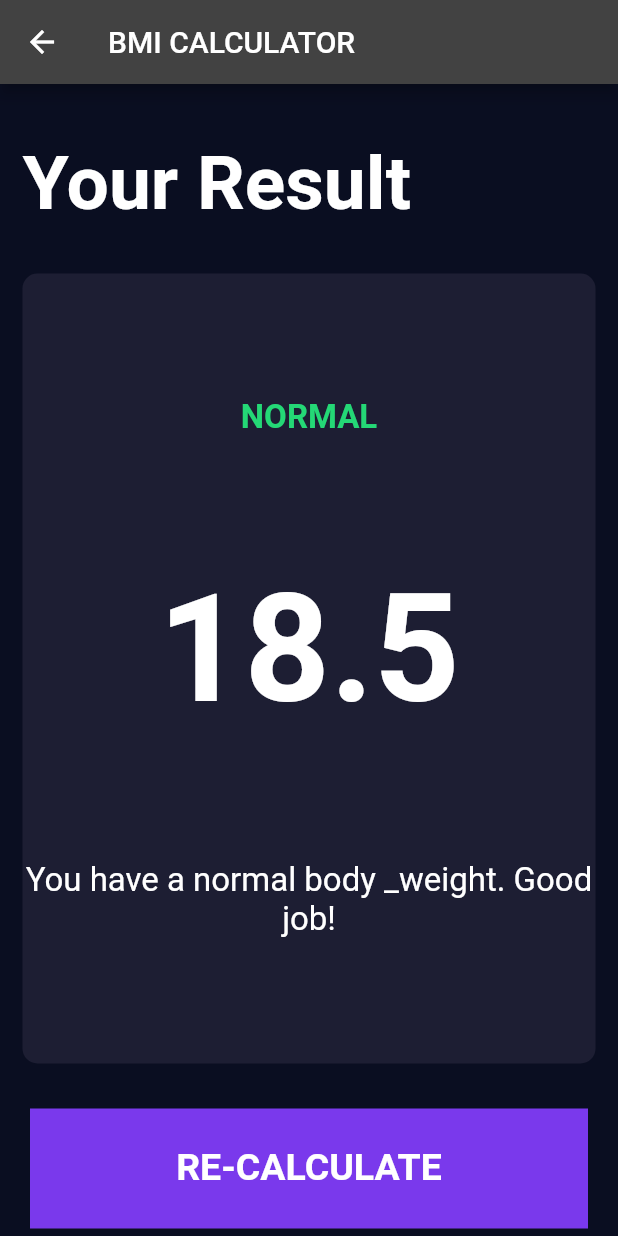
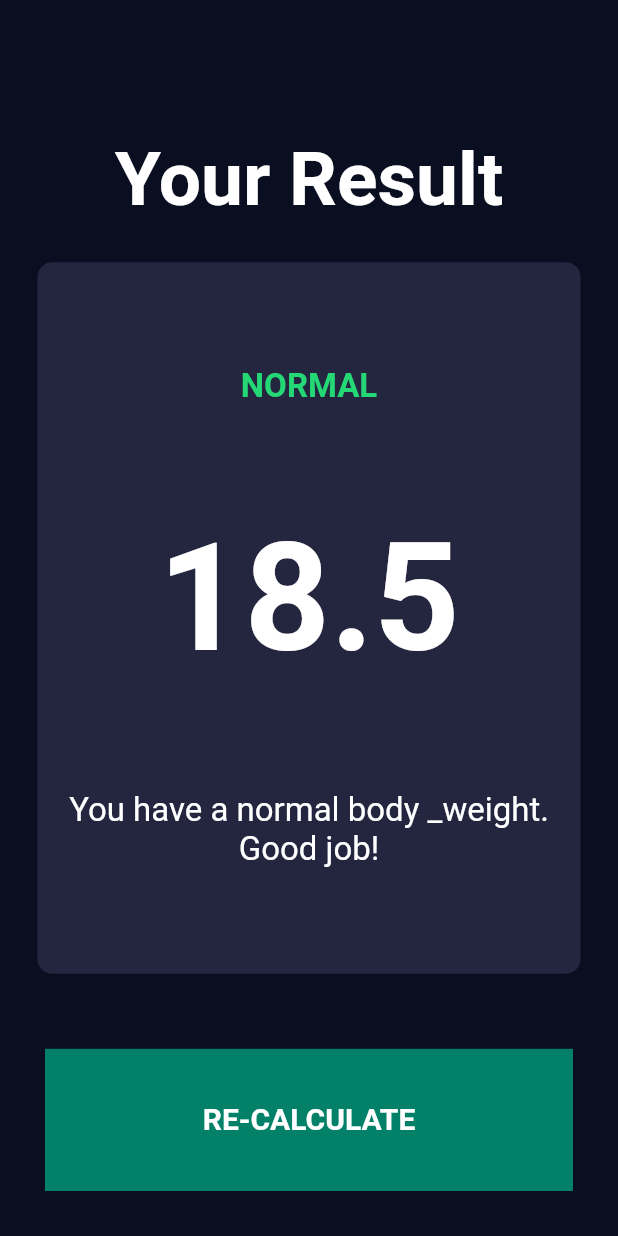
Before and after one commit to md-shahin-miah/BMI-Calculator, a Flutter app: the screen it shows after launch, after a tap on "CALCULATE", on a phone screen of 412 x 824 dp. Run offline on Flutter 3.47's test engine with Material 2 defaults, Android fonts, the phone set to English and light mode, and no system bars.

Commit message:
updated ui

```diff
--- a/lib/caculator_brain.dart
+++ b/lib/caculator_brain.dart
@@ -1,11 +1,11 @@
 import 'dart:math';
 
-class CalculatorBrain {
+class CalculationHelper {
   late  int _height;
   late int _weight;
 
 
-  CalculatorBrain({required int height,required int weight}) {
+  CalculationHelper({required int height,required int weight}) {
     _height=height;
     _weight=weight;
   }
--- a/lib/components/buttom_button.dart
+++ b/lib/components/buttom_button.dart
@@ -18,7 +18,7 @@ class BottomButton extends StatelessWidget {
           margin: const EdgeInsets.only(top: 10.0),
           padding: const EdgeInsets.only(bottom: 2.0),
           width: double.infinity,
-          height: kBottomContainerHeight,
+          height: 50,
           child: Center(
             child: Text(
               buttonTitle,
--- a/lib/components/icon_content.dart
+++ b/lib/components/icon_content.dart
@@ -14,10 +14,10 @@ class IconContent extends StatelessWidget {
       children: <Widget>[
         Icon(
           icon,
-          size: 80.0,
+          size: 60.0,
         ),
         SizedBox(
-          height: 15.0,
+          height: 10.0,
         ),
         Text(
           label,
--- a/lib/components/reusable_card.dart
+++ b/lib/components/reusable_card.dart
@@ -12,7 +12,7 @@ class ReusableCard extends StatelessWidget {
     return GestureDetector(
       onTap: onPress,
       child: Container(
-        margin: const EdgeInsets.all(15.0),
+        margin: const EdgeInsets.symmetric(horizontal: 25.0,vertical: 10),
         decoration: BoxDecoration(
           color: colour,
           borderRadius: BorderRadius.circular(10.0),
--- /dev/null
+++ b/lib/components/round_icon_button2.dart
@@ -0,0 +1,23 @@
+import 'package:flutter/material.dart';
+
+class RoundIconButtonTwo extends StatelessWidget {
+  RoundIconButtonTwo({required this.icon, required this.onPressed});
+
+  final IconData icon;
+  final VoidCallback  onPressed;
+
+  @override
+  Widget build(BuildContext context) {
+    return RawMaterialButton(
+      elevation: 5.5,
+      child: Icon(icon,size: 34),
+      onPressed: onPressed!,
+      constraints: const BoxConstraints.tightFor(
+        width: 40.0,
+        height: 36.0,
+      ),
+      shape: const CircleBorder(),
+      fillColor: const Color(0xFF4C4F5E),
+    );
+  }
+}
--- a/lib/constants.dart
+++ b/lib/constants.dart
@@ -1,9 +1,9 @@
 import 'package:flutter/material.dart';
 
 const kBottomContainerHeight = 80.0;
-const kActiveCardColour = Color(0xFF1D1E33);
+const kActiveCardColour = Color(0xFF24253F);
 const kInactiveCardColour = Color(0xFF111328);
-const kBottomContainerColour = Color(0xFF7A39EC);
+const kBottomContainerColour = Color(0xFF028068);
 
 const kLabelTextStyle = TextStyle(
   fontSize: 18.0,
@@ -11,12 +11,12 @@ const kLabelTextStyle = TextStyle(
 );
 
 const kNumberTextStyle = TextStyle(
-  fontSize: 50.0,
+  fontSize: 40.0,
   fontWeight: FontWeight.w900,
 );
 
 const kLargeButtonTextStyle = TextStyle(
-  fontSize: 25.0,
+  fontSize: 20.0,
   fontWeight: FontWeight.bold,
 );
 
--- a/lib/screens/input_page.dart
+++ b/lib/screens/input_page.dart
@@ -2,6 +2,7 @@ import 'package:bmi_calculator/components/buttom_button.dart';
 import 'package:bmi_calculator/components/icon_content.dart';
 import 'package:bmi_calculator/components/reusable_card.dart';
 import 'package:bmi_calculator/components/round_icon_button.dart';
+import 'package:bmi_calculator/components/round_icon_button2.dart';
 import 'package:bmi_calculator/constants.dart';
 import 'package:bmi_calculator/screens/result_page.dart';
 import 'package:flutter/material.dart';
@@ -26,14 +27,17 @@ class _InputPageState extends State<InputPage> {
 
   @override
   Widget build(BuildContext context) {
-    return Scaffold(
-      appBar: AppBar(
-        title: const Text('BMI CALCULATOR'),
-      ),
-      body: Column(
-        crossAxisAlignment: CrossAxisAlignment.stretch,
+    return SafeArea(
+      child: Scaffold(
+        // appBar: AppBar(
+        //   title: const Text('BMI CALCULATOR'),
+        // ),
+        body: Padding(
+          padding: const EdgeInsets.only(top: 18.0),
+          child: Column(
             children: <Widget>[
               Expanded(
+                flex: 2,
                   child: Row(
                 children: <Widget>[
                   Expanded(
@@ -71,6 +75,7 @@ class _InputPageState extends State<InputPage> {
                 ],
               )),
               Expanded(
+                flex: 2,
                 child: ReusableCard(
                   colour: kActiveCardColour,
                   cardChild: Column(
@@ -97,14 +102,14 @@ class _InputPageState extends State<InputPage> {
                       ),
                       SliderTheme(
                         data: SliderTheme.of(context).copyWith(
-                      inactiveTrackColor: const Color(0xFF8D8E98),
+                          inactiveTrackColor: const Color(0xFF939393),
                           activeTrackColor: Colors.white,
                           thumbColor: const Color(0xFFEB1555),
                           overlayColor: const Color(0x29EB1555),
-                      thumbShape:
-                          const RoundSliderThumbShape(enabledThumbRadius: 10.0),
-                      overlayShape:
-                          const RoundSliderOverlayShape(overlayRadius: 25.0),
+                          thumbShape: const RoundSliderThumbShape(
+                              enabledThumbRadius: 10.0),
+                          overlayShape: const RoundSliderOverlayShape(
+                              overlayRadius: 15.0),
                         ),
                         child: Slider(
                           value: height!.toDouble(),
@@ -123,6 +128,7 @@ class _InputPageState extends State<InputPage> {
                 ),
               ),
               Expanded(
+                flex: 2,
                 child: Row(
                   children: <Widget>[
                     Expanded(
@@ -145,7 +151,7 @@ class _InputPageState extends State<InputPage> {
                             Row(
                               mainAxisAlignment: MainAxisAlignment.center,
                               children: <Widget>[
-                            RoundIconButton(
+                                RoundIconButtonTwo(
                                     icon: Icons.remove,
                                     onPressed: () {
                                       setState(() {
@@ -155,7 +161,7 @@ class _InputPageState extends State<InputPage> {
                                 const SizedBox(
                                   width: 10.0,
                                 ),
-                            RoundIconButton(
+                                RoundIconButtonTwo(
                                   icon: Icons.add,
                                   onPressed: () {
                                     setState(() {
@@ -177,7 +183,7 @@ class _InputPageState extends State<InputPage> {
                           mainAxisAlignment: MainAxisAlignment.center,
                           children: <Widget>[
                             const Padding(
-                          padding: EdgeInsets.symmetric(vertical: 5),
+                              padding: EdgeInsets.symmetric(vertical: 4),
                               child: Text(
                                 'AGE',
                                 style: kLabelTextStyle,
@@ -190,7 +196,7 @@ class _InputPageState extends State<InputPage> {
                             Row(
                               mainAxisAlignment: MainAxisAlignment.center,
                               children: <Widget>[
-                            RoundIconButton(
+                                RoundIconButtonTwo(
                                   icon: Icons.remove,
                                   onPressed: () {
                                     setState(
@@ -203,7 +209,7 @@ class _InputPageState extends State<InputPage> {
                                 const SizedBox(
                                   width: 10.0,
                                 ),
-                            RoundIconButton(
+                                RoundIconButtonTwo(
                                     icon: Icons.add,
                                     onPressed: () {
                                       setState(() {
@@ -220,14 +226,16 @@ class _InputPageState extends State<InputPage> {
                   ],
                 ),
               ),
-          Center(
+              Expanded(
+                flex: 1,
+                child: Center(
                   child: Padding(
-              padding: const EdgeInsets.all(8.0),
+                    padding: const EdgeInsets.only(top: 4.0),
                     child: BottomButton(
                       buttonTitle: 'CALCULATE',
                       onTap: () {
-                  CalculatorBrain calc =
-                      CalculatorBrain(height: height, weight: weight);
+                        CalculationHelper calc =
+                            CalculationHelper(height: height, weight: weight);
 
                         Navigator.push(
                           context,
@@ -243,7 +251,10 @@ class _InputPageState extends State<InputPage> {
                     ),
                   ),
                 ),
+              ),
             ],
+          ),
+        ),
       ),
     );
   }
--- a/lib/screens/result_page.dart
+++ b/lib/screens/result_page.dart
@@ -16,10 +16,11 @@ class ResultsPage extends StatelessWidget {
 
   @override
   Widget build(BuildContext context) {
-    return Scaffold(
-      appBar: AppBar(
-        title: Text('BMI CALCULATOR'),
-      ),
+    return SafeArea(
+      child: Scaffold(
+        // appBar: AppBar(
+        //   title: Text('BMI CALCULATOR'),
+        // ),
         body: Column(
           mainAxisAlignment: MainAxisAlignment.spaceEvenly,
           crossAxisAlignment: CrossAxisAlignment.stretch,
@@ -27,15 +28,15 @@ class ResultsPage extends StatelessWidget {
             Expanded(
               child: Container(
                 padding: EdgeInsets.all(15.0),
-              alignment: Alignment.bottomLeft,
-              child: Text(
+                alignment: Alignment.bottomCenter,
+                child: const Text(
                   'Your Result',
                   style: kTitleTextStyle,
                 ),
               ),
             ),
             Expanded(
-            flex: 5,
+              flex:3,
               child: ReusableCard(
                 colour: kActiveCardColour,
                 cardChild: Column(
@@ -59,13 +60,21 @@ class ResultsPage extends StatelessWidget {
                 ), onPress: () {  },
               ),
             ),
-          BottomButton(
+            Expanded(
+              flex: 1,
+              child: Container(
+
+                padding: EdgeInsets.symmetric(vertical: 25,horizontal: 10),
+                child: BottomButton(
                   buttonTitle: 'RE-CALCULATE',
                   onTap: () {
                     Navigator.pop(context);
                   },
+                ),
+              ),
             )
           ],
+        ),
       ),
     );
   }
```
Also changed, not shown: pubspec.lock. Lines whose indentation alone changed are shown as unchanged.
